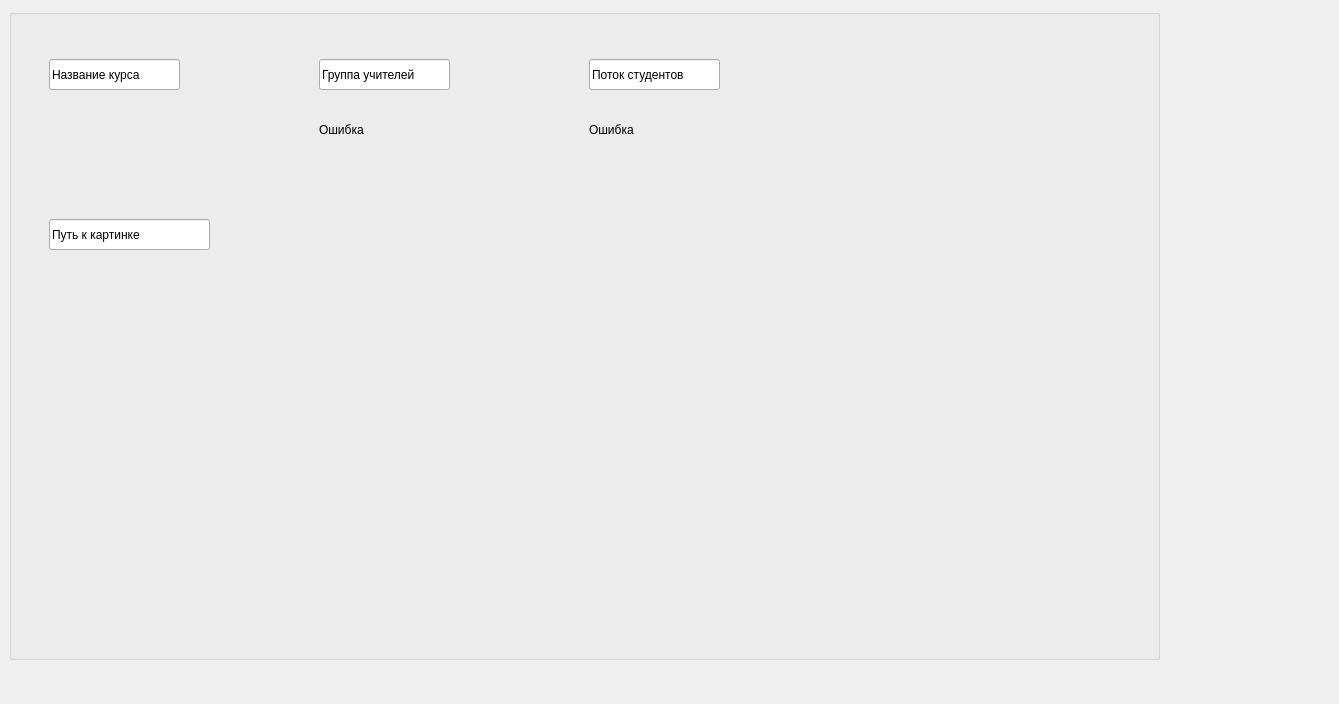
Old version of the form client/Forms/CourseAdder/courseadder.ui in the repository sofinvalery/LMS.
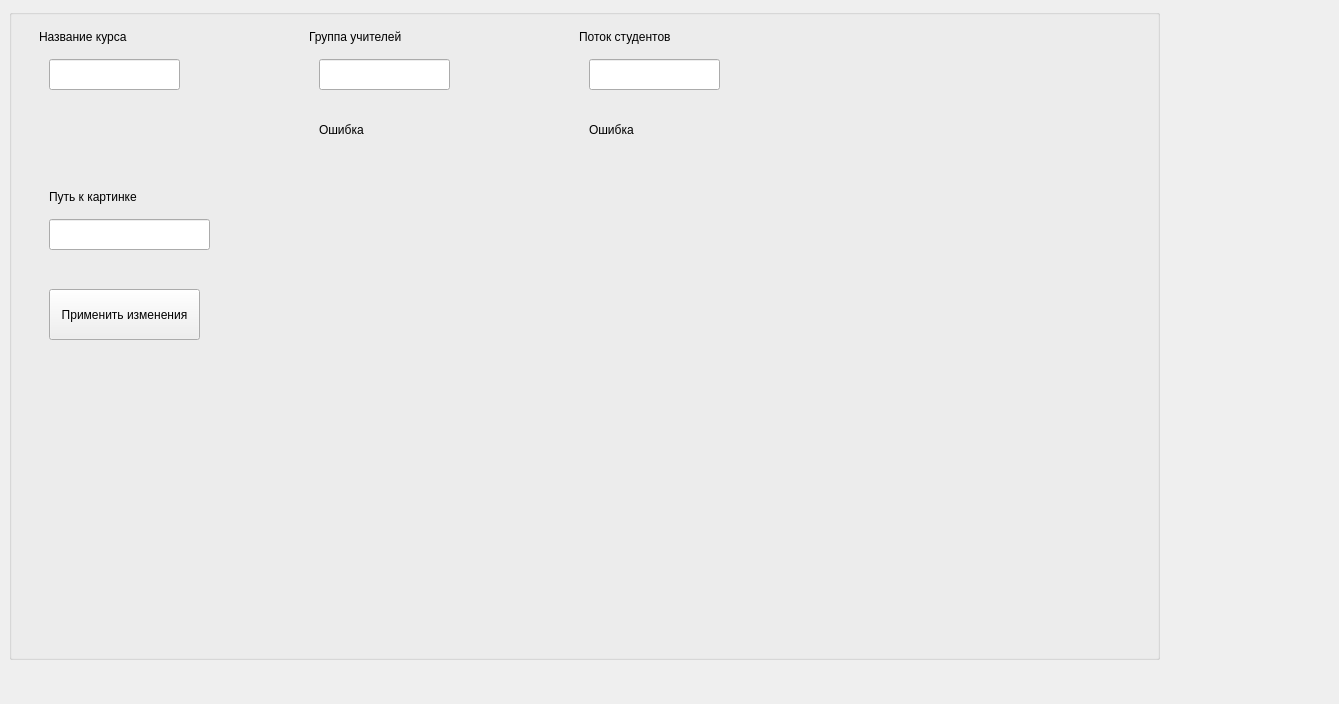
New version of the form.

Patch:
```diff
--- a/client/Forms/CourseAdder/courseadder.ui
+++ b/client/Forms/CourseAdder/courseadder.ui
@@ -35,7 +35,7 @@
      </rect>
     </property>
     <property name="text">
-     <string>Путь к картинке</string>
+     <string/>
     </property>
    </widget>
    <widget class="QLineEdit" name="CourseName">
@@ -48,10 +48,10 @@
      </rect>
     </property>
     <property name="inputMask">
-     <string>Название курса</string>
+     <string/>
     </property>
     <property name="text">
-     <string>Название курса</string>
+     <string/>
     </property>
    </widget>
    <widget class="QLineEdit" name="GropuTeachers">
@@ -64,7 +64,7 @@
      </rect>
     </property>
     <property name="text">
-     <string>Группа учителей</string>
+     <string/>
     </property>
    </widget>
    <widget class="QLineEdit" name="PotokStudents">
@@ -77,7 +77,7 @@
      </rect>
     </property>
     <property name="text">
-     <string>Поток студентов</string>
+     <string/>
     </property>
    </widget>
    <widget class="QLabel" name="TeachersError">
@@ -111,12 +111,77 @@
      <rect>
       <x>279</x>
       <y>329</y>
-      <width>261</width>
-      <height>141</height>
+      <width>441</width>
+      <height>271</height>
      </rect>
     </property>
     <layout class="QVBoxLayout" name="verticalLayout"/>
    </widget>
+   <widget class="QPushButton" name="Apply">
+    <property name="geometry">
+     <rect>
+      <x>40</x>
+      <y>280</y>
+      <width>151</width>
+      <height>51</height>
+     </rect>
+    </property>
+    <property name="text">
+     <string>Применить изменения</string>
+    </property>
+   </widget>
+   <widget class="QLabel" name="label">
+    <property name="geometry">
+     <rect>
+      <x>40</x>
+      <y>180</y>
+      <width>161</width>
+      <height>16</height>
+     </rect>
+    </property>
+    <property name="text">
+     <string>Путь к картинке</string>
+    </property>
+   </widget>
+   <widget class="QLabel" name="label_3">
+    <property name="geometry">
+     <rect>
+      <x>30</x>
+      <y>20</y>
+      <width>161</width>
+      <height>16</height>
+     </rect>
+    </property>
+    <property name="text">
+     <string>Название курса</string>
+    </property>
+   </widget>
+   <widget class="QLabel" name="label_4">
+    <property name="geometry">
+     <rect>
+      <x>300</x>
+      <y>20</y>
+      <width>161</width>
+      <height>16</height>
+     </rect>
+    </property>
+    <property name="text">
+     <string>Группа учителей</string>
+    </property>
+   </widget>
+   <widget class="QLabel" name="label_5">
+    <property name="geometry">
+     <rect>
+      <x>570</x>
+      <y>20</y>
+      <width>161</width>
+      <height>16</height>
+     </rect>
+    </property>
+    <property name="text">
+     <string>Поток студентов</string>
+    </property>
+   </widget>
   </widget>
  </widget>
  <resources/>
```
